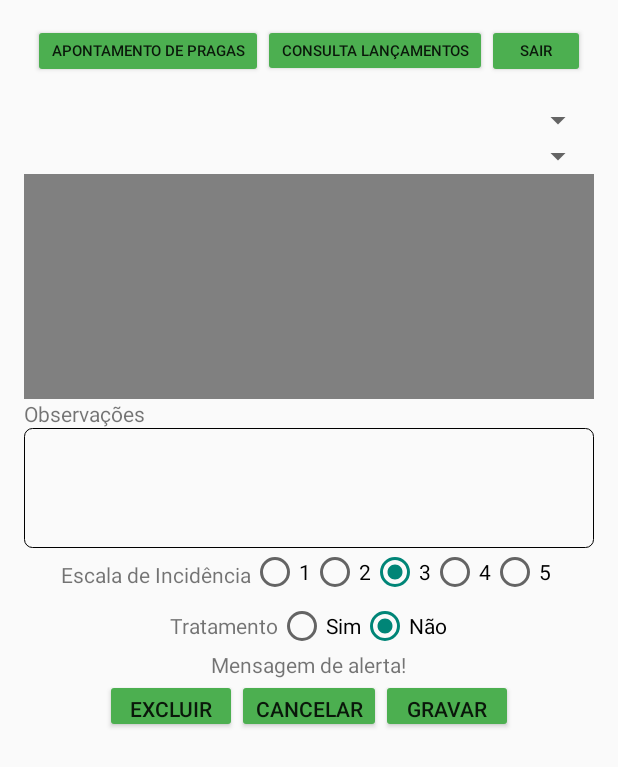
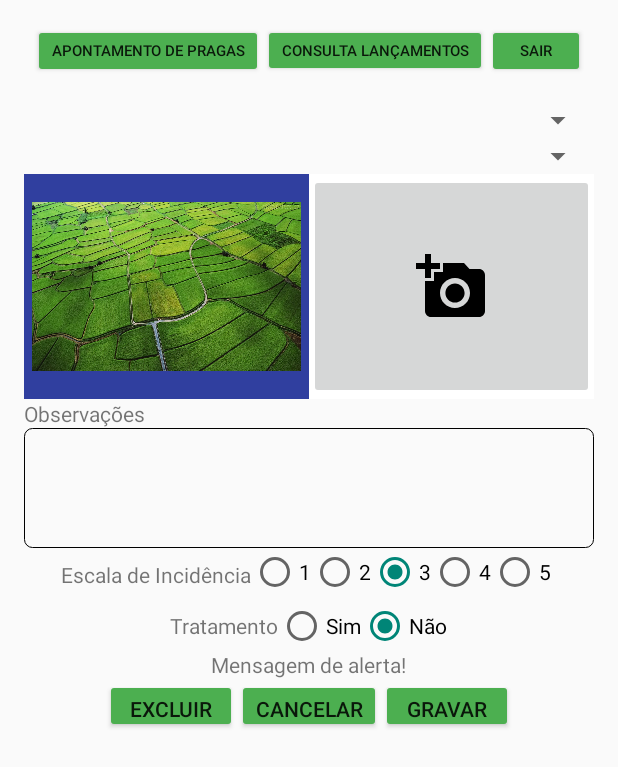
Before and after one commit to suelliton/mcpd_firebase, an Android app: the screen it shows after launch (RegistroActivity), after a tap on "LOGIN", on a phone screen of 412 x 824 dp. Shown: the top 767 px of the screen. Run offline under Robolectric (Android 15) with nearby library versions, the phone set to English and light mode, and no system bars; our stand-ins replace Firebase (no records; nobody signed in at launch, a user with empty details on screens opened directly); libraries missing offline, so code that uses them is left out: com.orm.

Commit message:
Inserindo opcoes de imagem captura de imagens e navecao pelas amostras

```diff
--- a/app/src/main/java/com/tads/eaj/ufrn/mcpd/RegistroActivity.java
+++ b/app/src/main/java/com/tads/eaj/ufrn/mcpd/RegistroActivity.java
@@ -5,7 +5,9 @@ import android.app.AlertDialog;
 import android.content.DialogInterface;
 import android.content.Intent;
 import android.content.pm.PackageManager;
+import android.graphics.Bitmap;
 import android.net.Uri;
+import android.provider.MediaStore;
 import android.provider.Settings;
 import android.support.annotation.NonNull;
 import android.support.v7.app.AppCompatActivity;
@@ -16,6 +18,9 @@ import android.widget.AdapterView;
 import android.widget.ArrayAdapter;
 import android.widget.Button;
 import android.widget.EditText;
+import android.widget.FrameLayout;
+import android.widget.ImageButton;
+import android.widget.ImageView;
 import android.widget.RadioButton;
 import android.widget.RadioGroup;
 import android.widget.Spinner;
@@ -31,6 +36,7 @@ import com.tads.eaj.ufrn.mcpd.adapters.CulturaAdapter;
 import com.tads.eaj.ufrn.mcpd.adapters.PermissionUtils;
 import com.tads.eaj.ufrn.mcpd.adapters.PragaAdapter;
 import com.tads.eaj.ufrn.mcpd.model.Cultura;
+import com.tads.eaj.ufrn.mcpd.model.Galeria;
 import com.tads.eaj.ufrn.mcpd.model.Praga;
 import com.tads.eaj.ufrn.mcpd.model.Registro;
 
@@ -48,6 +54,12 @@ import static com.tads.eaj.ufrn.mcpd.ConsultaRegistrosActivity.RESULT_EXIT;
 
 
 public class RegistroActivity extends AppCompatActivity {
+    //Captura de Tela
+    static final int REQUEST_IMAGE_CAPTURE = 1;
+    private ImageView ivPhoto;
+    private ImageButton btTakeaaPhoto;
+    private ImageView mImgExemplo;
+
     private FirebaseDatabase database ;
     private DatabaseReference culturaReference;
     private DatabaseReference pragaReference;
@@ -93,7 +105,18 @@ public class RegistroActivity extends AppCompatActivity {
         setListeners();
         //controlaBotoes(false);
 
+        //Captura de Imagem
+        btTakeaaPhoto = (ImageButton) findViewById(R.id.img_amostra);
+
+
+        btTakeaaPhoto.setOnClickListener(new View.OnClickListener() {
+            @Override
+            public void onClick(View v) {
+                dispatchTakePictureIntent();
+            }
+        });
     }
+
 
     public void recebePropriedade() {
         Bundle bundle = getIntent().getExtras();
@@ -113,7 +136,44 @@ public class RegistroActivity extends AppCompatActivity {
         radioGroup_escala = (RadioGroup) findViewById(R.id.radioGroup_escala);
         radioGroup_tratamento= (RadioGroup) findViewById(R.id.radioGroup_tratamento);
         tratamento = (EditText) findViewById(R.id.tratamento);
-
+        //radiobuttons escala
+        final Galeria galeria = new Galeria("cacau_pulgoes", this);
+        mImgExemplo= (ImageView) findViewById(R.id.img_exemplo);
+        RadioButton radSev_01 = (RadioButton) findViewById(R.id.sev_01);
+        radSev_01.setOnClickListener(new View.OnClickListener() {
+            @Override
+            public void onClick(View view) {
+                mImgExemplo.setImageBitmap(galeria.getImage(1));
+            }
+        });
+        RadioButton radSev_02 = (RadioButton) findViewById(R.id.sev_02);
+        radSev_02.setOnClickListener(new View.OnClickListener() {
+            @Override
+            public void onClick(View view) {
+                mImgExemplo.setImageBitmap(galeria.getImage(2));
+            }
+        });
+        RadioButton radSev_03 = (RadioButton) findViewById(R.id.sev_03);
+        radSev_03.setOnClickListener(new View.OnClickListener() {
+            @Override
+            public void onClick(View view) {
+                mImgExemplo.setImageBitmap(galeria.getImage(3));
+            }
+        });
+        RadioButton radSev_04 = (RadioButton) findViewById(R.id.sev_04);
+        radSev_04.setOnClickListener(new View.OnClickListener() {
+            @Override
+            public void onClick(View view) {
+                mImgExemplo.setImageBitmap(galeria.getImage(4));
+            }
+        });
+        RadioButton radSev_05 = (RadioButton) findViewById(R.id.sev_05);
+        radSev_05.setOnClickListener(new View.OnClickListener() {
+            @Override
+            public void onClick(View view) {
+                mImgExemplo.setImageBitmap(galeria.getImage(5));
+            }
+        });
     }
 
     public void setListeners() {
@@ -417,22 +477,22 @@ public class RegistroActivity extends AppCompatActivity {
 
     }
 
-    @Override
-    protected void onActivityResult(int requestCode, int resultCode, Intent data) {
-        super.onActivityResult(requestCode, resultCode, data);
-        if (requestCode == REQUEST_CONSULT) {
-            if (resultCode == RESULT_EDIT) {
-                Bundle bundle = data.getExtras();
-                int id_edit = bundle.getInt("id_edit",0);
-                Log.i("id_edit",id_edit+"");
-                setaRegistro(id_edit);
-            } else if (resultCode == RESULT_EXIT) {
-                finish();
-            }else if(resultCode == RESULT_CANCELED){
-                Toast.makeText(RegistroActivity.this, "Operação cancelada", Toast.LENGTH_SHORT).show();
-            }
-        }
-    }
+//    @Override
+//    protected void onActivityResult(int requestCode, int resultCode, Intent data) {
+//        super.onActivityResult(requestCode, resultCode, data);
+//        if (requestCode == REQUEST_CONSULT) {
+//            if (resultCode == RESULT_EDIT) {
+//                Bundle bundle = data.getExtras();
+//                int id_edit = bundle.getInt("id_edit",0);
+//                Log.i("id_edit",id_edit+"");
+//                setaRegistro(id_edit);
+//            } else if (resultCode == RESULT_EXIT) {
+//                finish();
+//            }else if(resultCode == RESULT_CANCELED){
+//                Toast.makeText(RegistroActivity.this, "Operação cancelada", Toast.LENGTH_SHORT).show();
+//            }
+//        }
+//    }
     @Override
     protected void onStart() {
         super.onStart();
@@ -555,21 +615,26 @@ public class RegistroActivity extends AppCompatActivity {
                }
            });
            registroReference.addChildEventListener(childEventRegistro);
+       }
+   }
 
 
-
-
-
-
-
-
-
-
-
+   //Métodos captura de imagem
+   //Captura de imagem
+   private void dispatchTakePictureIntent() {
+       Intent takePictureIntent = new Intent(MediaStore.ACTION_IMAGE_CAPTURE);
+       if (takePictureIntent.resolveActivity(getPackageManager()) != null) {
+           startActivityForResult(takePictureIntent, REQUEST_IMAGE_CAPTURE);
        }
-
-
-
    }
-
+    @Override
+    protected void onActivityResult(int requestCode, int resultCode, Intent data) {
+        if (requestCode == REQUEST_IMAGE_CAPTURE && resultCode == RESULT_OK) {
+            Bundle extras = data.getExtras();
+            Bitmap imageBitmap = (Bitmap) extras.get("data");
+            btTakeaaPhoto.setScaleType(ImageView.ScaleType.FIT_CENTER);
+            //android:scaleType="fitEnd"
+            btTakeaaPhoto.setImageBitmap(imageBitmap);
+        }
+    }
 }
--- /dev/null
+++ b/app/src/main/java/com/tads/eaj/ufrn/mcpd/model/Galeria.java
@@ -0,0 +1,42 @@
+package com.tads.eaj.ufrn.mcpd.model;
+
+import android.content.Context;
+import android.graphics.Bitmap;
+import android.graphics.BitmapFactory;
+
+import com.tads.eaj.ufrn.mcpd.R;
+
+/**
+ * Created by Aluno on 24/11/2017.
+ */
+
+public class Galeria {
+    String name;
+    Bitmap img_01,img_02,img_03,img_04,img_05;
+
+    public Galeria(String name, Context context){
+        this.name = name;
+        img_01 = BitmapFactory.decodeResource(context.getResources(), R.drawable.a);
+        img_02 = BitmapFactory.decodeResource(context.getResources(), R.drawable.b);
+        img_03 = BitmapFactory.decodeResource(context.getResources(), R.drawable.c);
+        img_04 = BitmapFactory.decodeResource(context.getResources(), R.drawable.d);
+        img_05 = BitmapFactory.decodeResource(context.getResources(), R.drawable.e);
+    }
+
+    public Bitmap getImage(int img){
+        switch (img){
+            case 1:
+                return img_01;
+            case 2:
+                return img_02;
+            case 3:
+                return img_03;
+            case 4:
+                return img_04;
+            case 5:
+                return img_05;
+            default:
+                return img_01;
+        }
+    }
+}
--- /dev/null
+++ b/app/src/main/res/drawable/ic_add_a_photo_black_48px.xml
@@ -0,0 +1,12 @@
+<vector xmlns:android="http://schemas.android.com/apk/res/android"
+        android:width="48dp"
+        android:height="48dp"
+        android:viewportWidth="24.0"
+        android:viewportHeight="24.0">
+    <group>
+        <clip-path android:pathData="M24,24H0V0h24v24z M 0,0" />
+    <path
+        android:pathData="M3 4V1h2v3h3v2H5v3H3V6H0V4h3zm3 6V7h3V4h7l1.83 2H21c1.1 0 2 .9 2 2v12c0 1.1,-.9 2,-2 2H5c-1.1 0,-2,-.9,-2,-2V10h3zm7 9c2.76 0 5,-2.24 5,-5s-2.24,-5,-5,-5,-5 2.24,-5 5 2.24 5 5 5zm-3.2,-5c0 1.77 1.43 3.2 3.2 3.2s3.2,-1.43 3.2,-3.2,-1.43,-3.2,-3.2,-3.2,-3.2 1.43,-3.2 3.2z"
+        android:fillColor="#000000"/>
+    </group>
+</vector>
--- a/app/src/main/res/layout/frame_imagem.xml
+++ b/app/src/main/res/layout/frame_imagem.xml
@@ -1,7 +1,36 @@
 <LinearLayout android:orientation="vertical"
     android:layout_width="match_parent"
     android:layout_height="match_parent"
-    xmlns:android="http://schemas.android.com/apk/res/android"
-    android:background="#808080">
-
+    xmlns:android="http://schemas.android.com/apk/res/android">
+    <LinearLayout
+        android:layout_width="match_parent"
+        android:layout_height="match_parent"
+        android:orientation="horizontal"
+        android:weightSum="1">
+        <LinearLayout
+            android:layout_width="0dp"
+            android:layout_height="match_parent"
+            android:layout_weight="0.5"
+            android:background="@color/white">
+            <ImageView
+                android:id="@+id/img_exemplo"
+                android:layout_width="match_parent"
+                android:layout_height="match_parent"
+                android:layout_gravity="center_vertical"
+                android:padding="5dp"
+                android:src="@drawable/plant"
+                android:background="@color/colorPrimaryDark"/>
+        </LinearLayout>
+        <RelativeLayout
+            android:layout_width="0dp"
+            android:layout_height="match_parent"
+            android:layout_weight="0.5"
+            android:background="@color/white">
+            <ImageButton
+                android:id="@+id/img_amostra"
+                android:layout_width="match_parent"
+                android:layout_height="match_parent"
+                android:src="@drawable/ic_add_a_photo_black_48px" />
+        </RelativeLayout>
+    </LinearLayout>
 </LinearLayout>
```
Also changed, not shown: app/src/main/res/drawable/zzz.png (added).
